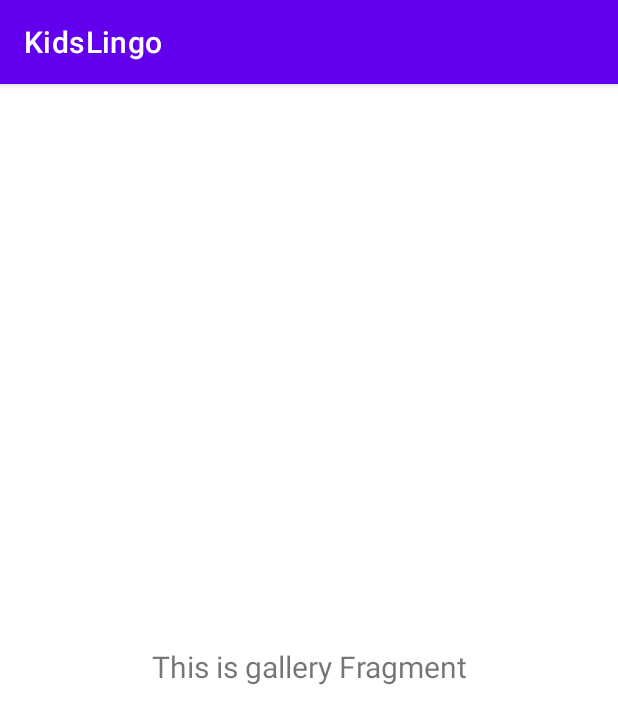
After one commit to mdulibic/KidsLingo, an Android app: the fragment StatisticsFragment shown on its own in the app's theme, on a phone screen of 412 x 824 dp. The commit adds this screen. Shown: the top 724 px of the screen. Run offline under Robolectric (Android 15) with nearby library versions, the phone set to English and light mode, and no system bars.

Commit message:
add needed fragment skeletons

```diff
--- /dev/null
+++ b/app/src/main/java/fer/digobr/kidslingo/ui/statistics/StatisticsFragment.kt
@@ -0,0 +1,39 @@
+package fer.digobr.kidslingo.ui.statistics
+
+import android.os.Bundle
+import android.view.LayoutInflater
+import android.view.View
+import android.view.ViewGroup
+import android.widget.TextView
+import androidx.fragment.app.Fragment
+import androidx.lifecycle.ViewModelProvider
+import fer.digobr.kidslingo.databinding.FragmentGalleryBinding
+
+class StatisticsFragment : Fragment() {
+
+    private var _binding: FragmentGalleryBinding? = null
+    private val binding get() = _binding!!
+
+    override fun onCreateView(
+        inflater: LayoutInflater,
+        container: ViewGroup?,
+        savedInstanceState: Bundle?
+    ): View {
+        val statisticsViewModel =
+            ViewModelProvider(this).get(StatisticsViewModel::class.java)
+
+        _binding = FragmentGalleryBinding.inflate(inflater, container, false)
+        val root: View = binding.root
+
+        val textView: TextView = binding.textGallery
+        statisticsViewModel.text.observe(viewLifecycleOwner) {
+            textView.text = it
+        }
+        return root
+    }
+
+    override fun onDestroyView() {
+        super.onDestroyView()
+        _binding = null
+    }
+}
--- /dev/null
+++ b/app/src/main/java/fer/digobr/kidslingo/ui/statistics/StatisticsViewModel.kt
@@ -0,0 +1,13 @@
+package fer.digobr.kidslingo.ui.statistics
+
+import androidx.lifecycle.LiveData
+import androidx.lifecycle.MutableLiveData
+import androidx.lifecycle.ViewModel
+
+class StatisticsViewModel : ViewModel() {
+
+    private val _text = MutableLiveData<String>().apply {
+        value = "This is gallery Fragment"
+    }
+    val text: LiveData<String> = _text
+}
--- /dev/null
+++ b/app/src/main/res/drawable/ic_chart.xml
@@ -0,0 +1,5 @@
+<vector android:height="24dp" android:tint="#FFFFFF"
+    android:viewportHeight="24" android:viewportWidth="24"
+    android:width="24dp" xmlns:android="http://schemas.android.com/apk/res/android">
+    <path android:fillColor="@android:color/white" android:pathData="M5,9.2h3L8,19L5,19zM10.6,5h2.8v14h-2.8zM16.2,13L19,13v6h-2.8z"/>
+</vector>
--- /dev/null
+++ b/app/src/main/res/drawable/ic_learning.xml
@@ -0,0 +1,5 @@
+<vector android:autoMirrored="true" android:height="24dp"
+    android:tint="#FFFFFF" android:viewportHeight="24"
+    android:viewportWidth="24" android:width="24dp" xmlns:android="http://schemas.android.com/apk/res/android">
+    <path android:fillColor="@android:color/white" android:pathData="M4,6L2,6v14c0,1.1 0.9,2 2,2h14v-2L4,20L4,6zM20,2L8,2c-1.1,0 -2,0.9 -2,2v12c0,1.1 0.9,2 2,2h12c1.1,0 2,-0.9 2,-2L22,4c0,-1.1 -0.9,-2 -2,-2zM19,11L9,11L9,9h10v2zM15,15L9,15v-2h6v2zM19,7L9,7L9,5h10v2z"/>
+</vector>
--- /dev/null
+++ b/app/src/main/res/drawable/ic_settings.xml
@@ -0,0 +1,5 @@
+<vector android:height="24dp" android:tint="#FFFFFF"
+    android:viewportHeight="24" android:viewportWidth="24"
+    android:width="24dp" xmlns:android="http://schemas.android.com/apk/res/android">
+    <path android:fillColor="@android:color/white" android:pathData="M19.14,12.94c0.04,-0.3 0.06,-0.61 0.06,-0.94c0,-0.32 -0.02,-0.64 -0.07,-0.94l2.03,-1.58c0.18,-0.14 0.23,-0.41 0.12,-0.61l-1.92,-3.32c-0.12,-0.22 -0.37,-0.29 -0.59,-0.22l-2.39,0.96c-0.5,-0.38 -1.03,-0.7 -1.62,-0.94L14.4,2.81c-0.04,-0.24 -0.24,-0.41 -0.48,-0.41h-3.84c-0.24,0 -0.43,0.17 -0.47,0.41L9.25,5.35C8.66,5.59 8.12,5.92 7.63,6.29L5.24,5.33c-0.22,-0.08 -0.47,0 -0.59,0.22L2.74,8.87C2.62,9.08 2.66,9.34 2.86,9.48l2.03,1.58C4.84,11.36 4.8,11.69 4.8,12s0.02,0.64 0.07,0.94l-2.03,1.58c-0.18,0.14 -0.23,0.41 -0.12,0.61l1.92,3.32c0.12,0.22 0.37,0.29 0.59,0.22l2.39,-0.96c0.5,0.38 1.03,0.7 1.62,0.94l0.36,2.54c0.05,0.24 0.24,0.41 0.48,0.41h3.84c0.24,0 0.44,-0.17 0.47,-0.41l0.36,-2.54c0.59,-0.24 1.13,-0.56 1.62,-0.94l2.39,0.96c0.22,0.08 0.47,0 0.59,-0.22l1.92,-3.32c0.12,-0.22 0.07,-0.47 -0.12,-0.61L19.14,12.94zM12,15.6c-1.98,0 -3.6,-1.62 -3.6,-3.6s1.62,-3.6 3.6,-3.6s3.6,1.62 3.6,3.6S13.98,15.6 12,15.6z"/>
+</vector>
--- a/app/src/main/res/layout/fragment_gallery.xml
+++ b/app/src/main/res/layout/fragment_gallery.xml
@@ -19,4 +19,6 @@
         app:layout_constraintEnd_toEndOf="parent"
         app:layout_constraintStart_toStartOf="parent"
         app:layout_constraintTop_toTopOf="parent" />
+
+
 </androidx.constraintlayout.widget.ConstraintLayout>
```
Also changed, not shown: app/src/main/java/fer/digobr/kidslingo/MainActivity.kt (+10 -18 lines), app/src/main/java/fer/digobr/kidslingo/ui/gameinfo/GameInfoFragment.kt (added, +43 -0 lines), app/src/main/res/layout/app_bar_main.xml (+0 -9 lines), app/src/main/res/menu/activity_main_drawer.xml (+11 -6 lines), app/src/main/res/navigation/mobile_navigation.xml (+12 -6 lines), app/src/main/res/values/strings.xml (+4 -3 lines).
